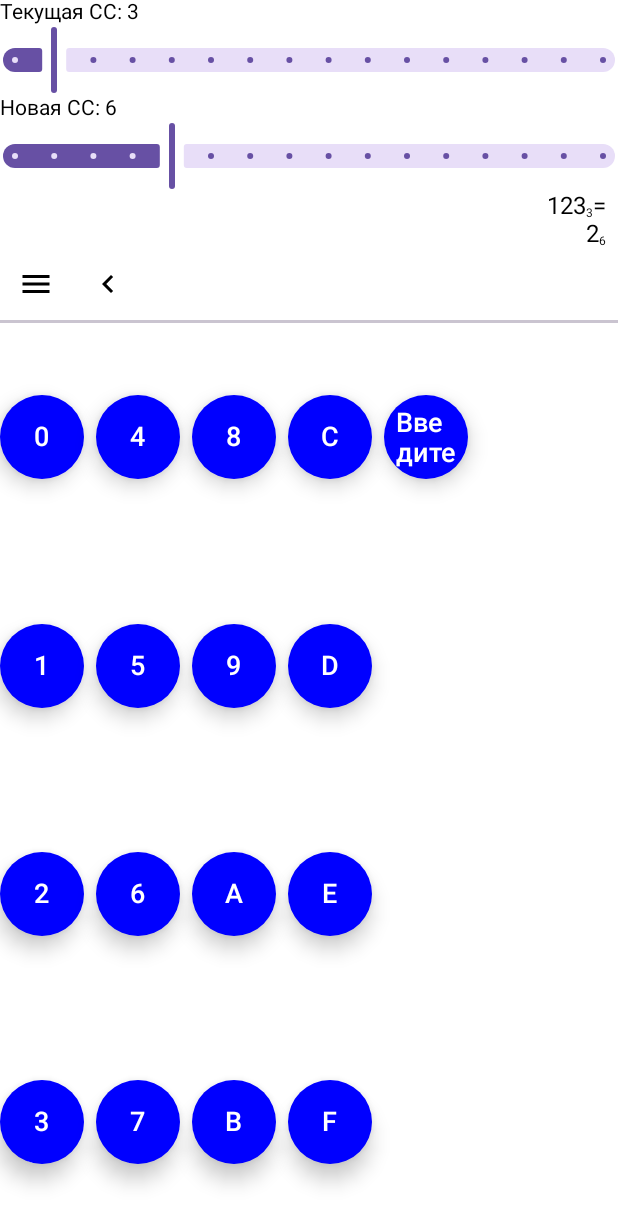
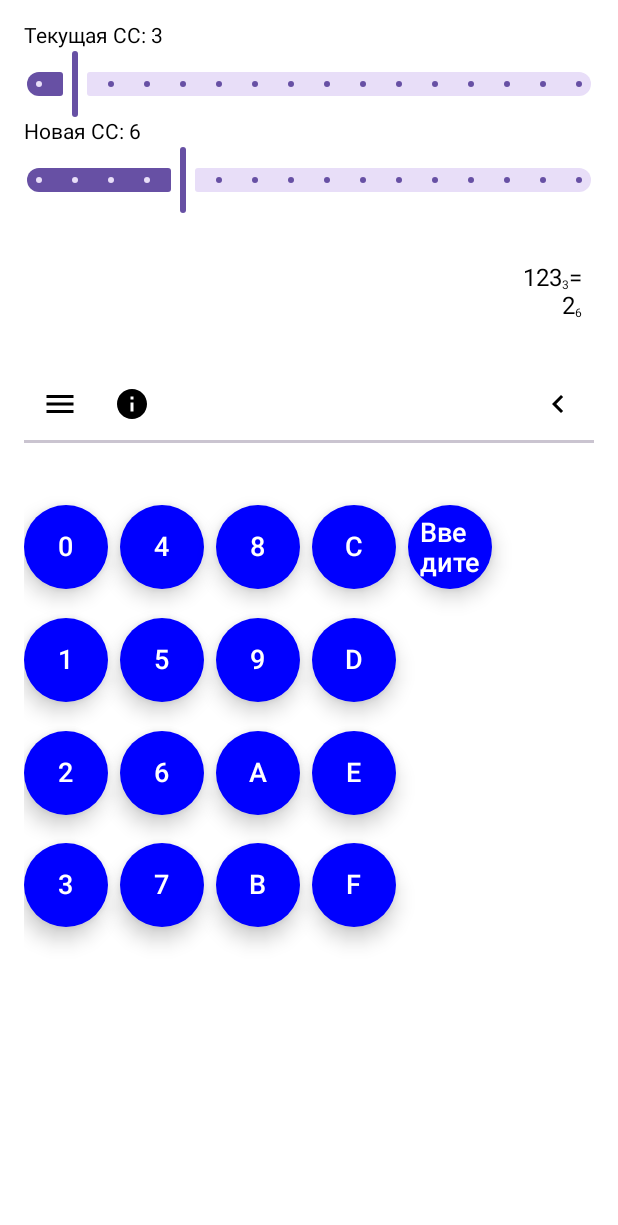
Before and after one commit to MrPlnk/CalculatorApp, an Android app built with Jetpack Compose: the @Preview function CalculatorPreview, on a phone screen of 412 x 824 dp. Shown: the top 1225 px of the screen. Run offline under Robolectric (Android 15) with nearby library versions, the phone set to English and light mode, and no system bars.

Commit message:
quite decent Почти доделан основной интерфейс

```diff
--- a/app/src/main/java/ru/krivenchukartem/calculatorapp/ui/MainScreen.kt
+++ b/app/src/main/java/ru/krivenchukartem/calculatorapp/MainScreen.kt
@@ -1,5 +1,7 @@
-package ru.krivenchukartem.calculatorapp.ui
+package ru.krivenchukartem.calculatorapp
 
+import androidx.compose.foundation.layout.fillMaxSize
+import androidx.compose.foundation.layout.fillMaxWidth
 import androidx.compose.foundation.layout.padding
 import androidx.compose.material3.ExperimentalMaterial3Api
 import androidx.compose.material3.Scaffold
@@ -8,13 +10,16 @@ import androidx.compose.material3.TopAppBar
 import androidx.compose.runtime.Composable
 import androidx.compose.runtime.collectAsState
 import androidx.compose.runtime.getValue
+import androidx.compose.runtime.internal.composableLambda
 import androidx.compose.ui.Modifier
 import androidx.compose.ui.res.stringResource
 import androidx.lifecycle.viewmodel.compose.viewModel
 import androidx.navigation.NavHostController
 import androidx.navigation.compose.NavHost
+import androidx.navigation.compose.composable
 import androidx.navigation.compose.rememberNavController
-import ru.krivenchukartem.calculatorapp.R
+import ru.krivenchukartem.calculatorapp.ui.CalcViewModel
+import ru.krivenchukartem.calculatorapp.ui.lab1Screen.CalculatorScreen
 
 enum class MainScreen {
     Start,
@@ -28,7 +33,7 @@ fun CalculatorApp(
     navController: NavHostController = rememberNavController()
 ){
     Scaffold(
-        topBar = {CalculatorAppBar()},
+        topBar = { CalculatorAppBar() },
     ) { innerPadding ->
         val uiState by viewModel.uiState.collectAsState()
 
@@ -37,7 +42,12 @@ fun CalculatorApp(
             startDestination = MainScreen.Start.name,
             modifier = Modifier.padding(innerPadding)
         ){
-
+            composable(route = MainScreen.Start.name){
+                CalculatorScreen(
+                    calcUiState = uiState,
+                    modifier = Modifier.fillMaxSize()
+                )
+            }
         }
     }
 }
--- a/app/src/main/java/ru/krivenchukartem/calculatorapp/data/CalcUiState.kt
+++ b/app/src/main/java/ru/krivenchukartem/calculatorapp/data/CalcUiState.kt
@@ -3,7 +3,7 @@ package ru.krivenchukartem.calculatorapp.data
 data class CalcUiState(
     val currentNumber: String = "",
     val resultNumber: String = "",
-    val currentBase: String = "",
-    val newBase: String = "",
+    val currentBase: String = "10",
+    val newBase: String = "2",
     val history: List<String> = listOf()
 )
--- a/app/src/main/java/ru/krivenchukartem/calculatorapp/ui/lab1Screen/CalculatorScreen.kt
+++ b/app/src/main/java/ru/krivenchukartem/calculatorapp/ui/lab1Screen/CalculatorScreen.kt
@@ -1,7 +1,5 @@
 package ru.krivenchukartem.calculatorapp.ui.lab1Screen
 
-import android.content.Context
-import android.transition.Slide
 import androidx.compose.foundation.layout.Arrangement
 import androidx.compose.foundation.layout.Column
 import androidx.compose.foundation.layout.PaddingValues
@@ -12,28 +10,19 @@ import androidx.compose.foundation.layout.padding
 import androidx.compose.foundation.layout.size
 import androidx.compose.foundation.lazy.grid.GridCells
 import androidx.compose.foundation.lazy.grid.LazyHorizontalGrid
-import androidx.compose.foundation.lazy.grid.LazyVerticalGrid
 import androidx.compose.foundation.lazy.grid.items
 import androidx.compose.foundation.shape.CircleShape
 import androidx.compose.material.icons.Icons
 import androidx.compose.material.icons.automirrored.filled.KeyboardArrowLeft
-import androidx.compose.material.icons.filled.ArrowBack
+import androidx.compose.material.icons.filled.Info
 import androidx.compose.material.icons.filled.Menu
-import androidx.compose.material3.BottomAppBar
 import androidx.compose.material3.Button
 import androidx.compose.material3.ButtonDefaults
-import androidx.compose.material3.ExperimentalMaterial3Api
 import androidx.compose.material3.HorizontalDivider
 import androidx.compose.material3.Icon
 import androidx.compose.material3.IconButton
-import androidx.compose.material3.MaterialTheme.shapes
-import androidx.compose.material3.OutlinedTextField
-import androidx.compose.material3.Scaffold
-import androidx.compose.material3.ShapeDefaults
-import androidx.compose.material3.Shapes
 import androidx.compose.material3.Slider
 import androidx.compose.material3.Text
-import androidx.compose.material3.TopAppBar
 import androidx.compose.runtime.Composable
 import androidx.compose.ui.Alignment
 import androidx.compose.ui.Modifier
@@ -42,7 +31,6 @@ import androidx.compose.ui.graphics.Shape
 import androidx.compose.ui.platform.LocalContext
 import androidx.compose.ui.res.dimensionResource
 import androidx.compose.ui.res.stringResource
-import androidx.compose.ui.text.style.TextAlign
 import androidx.compose.ui.tooling.preview.Preview
 import androidx.compose.ui.unit.dp
 import androidx.compose.ui.unit.sp
@@ -53,12 +41,12 @@ import ru.krivenchukartem.calculatorapp.data.CalcUiState
 fun CalculatorScreen(
     calcUiState: CalcUiState,
     modifier: Modifier = Modifier,
-    onChangeBaseSlider: (Float) -> Unit = {value: Float ->},
-    onChangeNewSlider: (Float) -> Unit = {value: Float ->},
-    onTextFieldValueChanged: (String) -> Unit = {value: String ->},
-    onDigitButtonClicked: (String) -> Unit = {value: String ->},
+    onChangeBaseSlider: (Float) -> Unit = { },
+    onChangeNewSlider: (Float) -> Unit = { },
+    onTextFieldValueChanged: (String) -> Unit = { },
+    onDigitButtonClicked: (String) -> Unit = { },
     onBackSpaceButtonClicked: () -> Unit = {},
-    onDotButtonClicked: (String) -> Unit = {value: String ->},
+    onDotButtonClicked: (String) -> Unit = { },
     onClearButtonClicked: () -> Unit = {},
 ){
     val context = LocalContext.current
@@ -86,7 +74,10 @@ fun CalculatorScreen(
         modifier = modifier,
         verticalArrangement = Arrangement.SpaceBetween
     ) {
-        Column(){
+        Column(
+            modifier = Modifier.padding(dimensionResource(R.dimen.padding_medium))
+        ){
+            /*TODO: сделать проверку в слайдере число или нет*/
             Column{
                 Text(stringResource(R.string.current_base, calcUiState.currentBase))
                 Slider(
@@ -107,7 +98,9 @@ fun CalculatorScreen(
             }
         }
 
-        Column {
+        Column(
+            modifier = Modifier.padding(dimensionResource(R.dimen.padding_medium))
+        ) {
             Row(
                 modifier = Modifier
                     .fillMaxWidth()
@@ -146,17 +139,34 @@ fun CalculatorScreen(
             }
         }
 
-        Column{
-            Row(horizontalArrangement = Arrangement.SpaceBetween){
+        Column(
+            modifier = Modifier.padding(dimensionResource(R.dimen.padding_medium))
+        ){
+            Row(
+                modifier = Modifier.fillMaxWidth(),
+                horizontalArrangement = Arrangement.SpaceBetween
+            ){
+                Row {
+                    IconButton(
+                        onClick = {},
+
+                        ) {
+                        Icon(
+                            Icons.Filled.Menu,
+                            contentDescription = stringResource(R.string.history)
+                        )
+                    }
+                    IconButton(
+                        onClick = {}
+                    ) {
+                        Icon(
+                            Icons.Filled.Info,
+                            contentDescription = stringResource(R.string.backspace)
+                        )
+                    }
+                }
                 IconButton(
                     onClick = {},
-
-                ) { Icon(
-                    Icons.Filled.Menu,
-                    contentDescription = stringResource(R.string.history)
-                ) }
-                IconButton(
-                    onClick = {}
                 ){ Icon(
                     Icons.AutoMirrored.Default.KeyboardArrowLeft,
                     contentDescription = stringResource(R.string.backspace)
@@ -167,13 +177,16 @@ fun CalculatorScreen(
             )
         }
         Row(
-            modifier = Modifier.fillMaxWidth(),
+            modifier = Modifier
+                .padding(dimensionResource(R.dimen.padding_medium))
+                .fillMaxWidth(),
             horizontalArrangement = Arrangement.Center
         ) {
             LazyHorizontalGrid(
                 rows = GridCells.Fixed(DIGITS_PER_ROW),
-                modifier = Modifier.fillMaxWidth(),
-                horizontalArrangement = Arrangement.spacedBy(dimensionResource(R.dimen.padding_small))
+                modifier = Modifier.size(1000.dp, 300.dp),
+                horizontalArrangement = Arrangement.spacedBy(8.dp), // Равные отступы между элементами
+                verticalArrangement = Arrangement.Center // Равные отступы между строками
             ) {
                 items(digits) { item ->
                     FormatedButton(
@@ -202,6 +215,11 @@ fun CalculatorScreen(
     }
 }
 
+
+@Composable
+fun HistoryInfoDeletePanel(){
+
+}
 
 @Composable
 fun FormatedButton(
```
Also changed, not shown: app/src/main/java/ru/krivenchukartem/calculatorapp/MainActivity.kt (+0 -9 lines).
